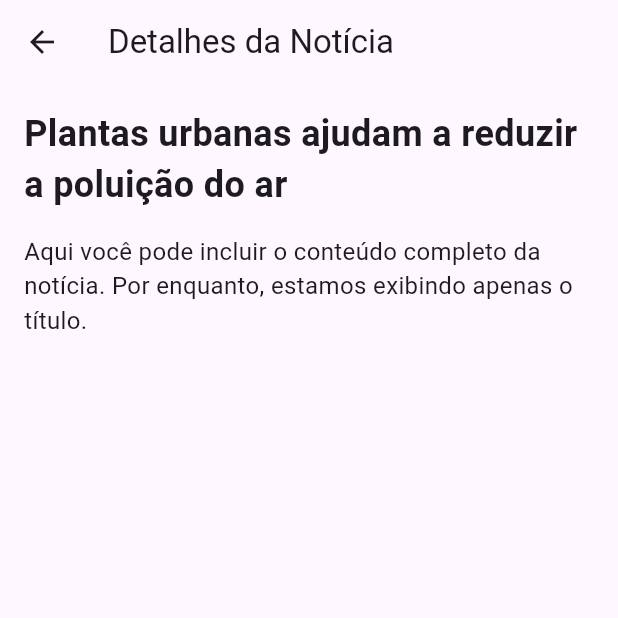
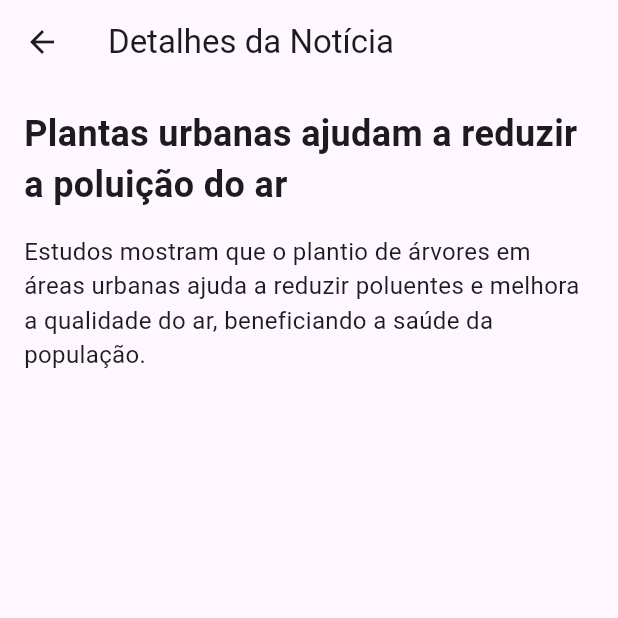
Before and after one commit to flaviare1s/eco-radar, a Flutter app: the screen it shows after launch, after a tap on "Plantas urbanas ajudam a reduzir a polui", on a phone screen of 412 x 824 dp, the top half of it. Run offline on Flutter 3.47's test engine with Material 3 defaults, Android fonts, the phone set to English and light mode, and no system bars.

Commit message:
Adiciona conteúdo para as notícias

```diff
--- a/lib/main.dart
+++ b/lib/main.dart
@@ -49,30 +49,52 @@ class HomePage extends StatelessWidget {
   }
 }
 
+class News {
+  final String title;
+  final String content;
+
+  News({required this.title, required this.content});
+}
+
 class NewsListPage extends StatelessWidget {
-  final List<String> news = [
-    'Plantas urbanas ajudam a reduzir a poluição do ar',
-    'Iniciativas de reciclagem crescem nas cidades brasileiras',
-    'Comunidades adotam energia solar como alternativa sustentável',
-    'Estudo mostra impacto do desmatamento na biodiversidade',
-    'A importância da preservação de áreas verdes em centros urbanos',
+  final List<News> news = [
+    News(
+      title: 'Plantas urbanas ajudam a reduzir a poluição do ar',
+      content: 'Estudos mostram que o plantio de árvores em áreas urbanas ajuda a reduzir poluentes e melhora a qualidade do ar, beneficiando a saúde da população.'
+    ),
+    News(
+      title: 'Iniciativas de reciclagem crescem nas cidades brasileiras',
+      content: 'Diversas cidades brasileiras têm implementado programas de reciclagem que incentivam a população a separar resíduos, reduzindo a quantidade de lixo em aterros sanitários.'
+    ),
+    News(
+      title: 'Comunidades adotam energia solar como alternativa sustentável',
+      content: 'Residências e comunidades estão investindo em painéis solares, reduzindo o consumo de energia elétrica e promovendo sustentabilidade ambiental.'
+    ),
+    News(
+      title: 'Estudo mostra impacto do desmatamento na biodiversidade',
+      content: 'Pesquisadores alertam que o desmatamento acelerado compromete espécies animais e vegetais, afetando o equilíbrio ecológico.'
+    ),
+    News(
+      title: 'A importância da preservação de áreas verdes em centros urbanos',
+      content: 'Parques e áreas verdes em cidades são essenciais para o bem-estar dos moradores, ajudando na redução do calor urbano e na promoção da biodiversidade local.'
+    ),
   ];
 
   @override
   Widget build(BuildContext context) {
     return Scaffold(
-      appBar: AppBar(title: Text('Ecoradar')),
+      appBar: AppBar(title: Text('EcoRadar')),
       body: ListView.builder(
         itemCount: news.length,
         itemBuilder: (context, index) {
           return ListTile(
             leading: Icon(Icons.eco, color: Colors.green),
-            title: Text(news[index]),
+            title: Text(news[index].title),
             onTap: () {
               Navigator.push(
                 context,
                 MaterialPageRoute(
-                  builder: (context) => NewsDetailPage(newsTitle: news[index]),
+                  builder: (context) => NewsDetailPage(news: news[index]),
                 ),
               );
             },
@@ -83,10 +105,10 @@ class NewsListPage extends StatelessWidget {
   }
 }
 
-class NewsDetailPage extends StatelessWidget {
-  final String newsTitle;
+ class NewsDetailPage extends StatelessWidget {
+  final News news;
 
-  NewsDetailPage({required this.newsTitle});
+  NewsDetailPage({required this.news});
 
   @override
   Widget build(BuildContext context) {
@@ -98,14 +120,11 @@ class NewsDetailPage extends StatelessWidget {
           crossAxisAlignment: CrossAxisAlignment.start,
           children: [
             Text(
-              newsTitle,
+              news.title,
               style: TextStyle(fontSize: 24, fontWeight: FontWeight.bold),
             ),
             SizedBox(height: 16),
-            Text(
-              'Aqui você pode incluir o conteúdo completo da notícia. Por enquanto, estamos exibindo apenas o título.',
-              style: TextStyle(fontSize: 16),
-            ),
+            Text(news.content, style: TextStyle(fontSize: 16)),
           ],
         ),
       ),
```
